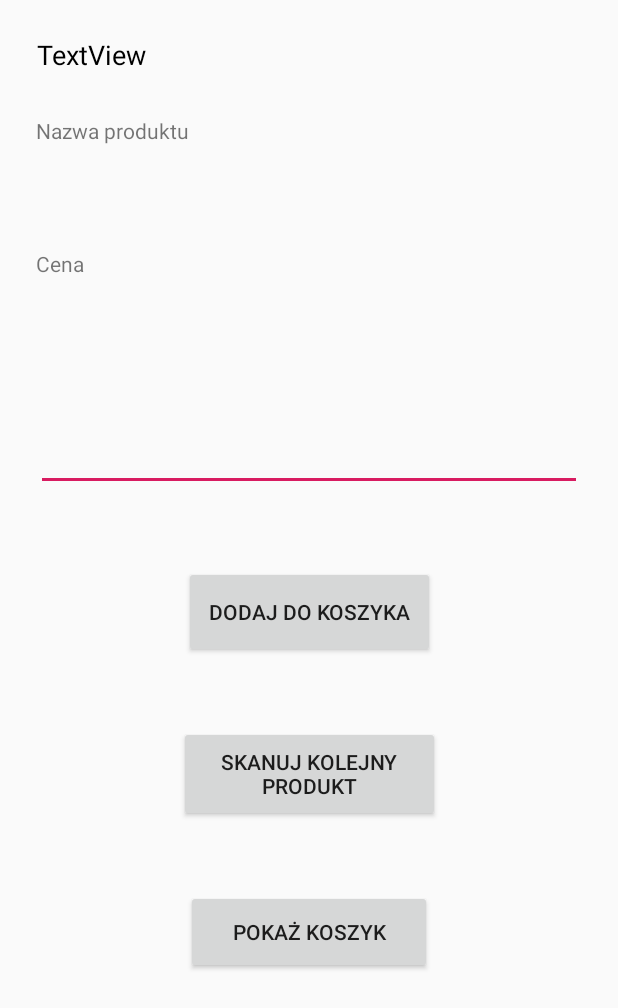
After one commit to ad-swiderek/Scan-and-Buy-Licencjat, an Android app: the layout activity_product_details.xml on its own in the app's theme, with its tools: preview values and no code run, on a phone screen of 412 x 824 dp. The commit adds this screen. Shown: the top 1008 px of the screen. Run offline under Robolectric (Android 15) with nearby library versions, the light colour scheme and no system bars.

Commit message:
Odczyt z bazy i zapis do koszyka

```diff
--- a/app/build.gradle
+++ b/app/build.gradle
@@ -35,5 +35,4 @@ dependencies {
     implementation 'com.android.support:recyclerview-v7:28.0.0-alpha1'
     implementation 'com.android.support:cardview-v7:28.0.0-alpha1'
     implementation group: 'com.google.firebase', name: 'firebase-core', version: '16.0.7'
-
 }
--- /dev/null
+++ b/app/src/main/res/layout/activity_product_details.xml
@@ -0,0 +1,145 @@
+<?xml version="1.0" encoding="utf-8"?>
+<layout xmlns:android="http://schemas.android.com/apk/res/android"
+    xmlns:tools="http://schemas.android.com/tools"
+    xmlns:app="http://schemas.android.com/apk/res-auto">
+
+    <android.support.constraint.ConstraintLayout
+        android:layout_width="match_parent"
+        android:layout_height="match_parent"
+        tools:context=".AddProductActivity">
+
+        <TextView
+            android:id="@+id/barcodeTextView"
+            android:layout_width="363dp"
+            android:layout_height="29dp"
+            android:layout_marginStart="24dp"
+            android:layout_marginLeft="24dp"
+            android:layout_marginTop="24dp"
+            android:layout_marginEnd="24dp"
+            android:layout_marginRight="24dp"
+            android:text="TextView"
+            android:textColor="@android:color/black"
+            android:textSize="18sp"
+            app:layout_constraintEnd_toEndOf="parent"
+            app:layout_constraintStart_toStartOf="parent"
+            app:layout_constraintTop_toTopOf="parent" />
+
+        <Button
+            android:id="@+id/addToCartBtn"
+            android:layout_width="167dp"
+            android:layout_height="61dp"
+            android:layout_marginStart="8dp"
+            android:layout_marginLeft="8dp"
+            android:layout_marginTop="50dp"
+            android:layout_marginEnd="8dp"
+            android:layout_marginRight="8dp"
+            android:text="Dodaj do koszyka"
+            app:layout_constraintEnd_toEndOf="parent"
+            app:layout_constraintStart_toStartOf="parent"
+            app:layout_constraintTop_toBottomOf="@+id/quantityEditText" />
+
+        <TextView
+            android:id="@+id/textView2"
+            android:layout_width="wrap_content"
+            android:layout_height="wrap_content"
+            android:layout_marginStart="24dp"
+            android:layout_marginLeft="24dp"
+            android:layout_marginTop="24dp"
+            app:layout_constraintStart_toStartOf="parent"
+            app:layout_constraintTop_toBottomOf="@+id/priceTextView" />
+
+        <TextView
+            android:id="@+id/textView3"
+            android:layout_width="wrap_content"
+            android:layout_height="wrap_content"
+            android:layout_marginStart="24dp"
+            android:layout_marginLeft="24dp"
+            android:layout_marginTop="24dp"
+            android:text="Cena"
+            app:layout_constraintStart_toStartOf="parent"
+            app:layout_constraintTop_toBottomOf="@+id/nameTextView" />
+
+        <TextView
+            android:id="@+id/textView4"
+            android:layout_width="wrap_content"
+            android:layout_height="wrap_content"
+            android:layout_marginStart="24dp"
+            android:layout_marginLeft="24dp"
+            android:layout_marginTop="24dp"
+            android:text="Nazwa produktu"
+            app:layout_constraintStart_toStartOf="parent"
+            app:layout_constraintTop_toBottomOf="@+id/barcodeTextView" />
+
+        <TextView
+            android:id="@+id/nameTextView"
+            android:layout_width="0dp"
+            android:layout_height="37dp"
+            android:layout_marginStart="24dp"
+            android:layout_marginLeft="24dp"
+            android:layout_marginTop="8dp"
+            android:layout_marginEnd="24dp"
+            android:layout_marginRight="24dp"
+            android:textColor="@android:color/black"
+            app:layout_constraintEnd_toEndOf="parent"
+            app:layout_constraintStart_toStartOf="parent"
+            app:layout_constraintTop_toBottomOf="@+id/textView4" />
+
+        <TextView
+            android:id="@+id/priceTextView"
+            android:layout_width="0dp"
+            android:layout_height="37dp"
+            android:layout_marginStart="24dp"
+            android:layout_marginLeft="24dp"
+            android:layout_marginTop="8dp"
+            android:layout_marginEnd="24dp"
+            android:layout_marginRight="24dp"
+            android:textColor="@android:color/black"
+            app:layout_constraintEnd_toEndOf="parent"
+            app:layout_constraintStart_toStartOf="parent"
+            app:layout_constraintTop_toBottomOf="@+id/textView3" />
+
+        <Button
+            android:id="@+id/scanBtn"
+            android:layout_width="174dp"
+            android:layout_height="64dp"
+            android:layout_marginStart="8dp"
+            android:layout_marginLeft="8dp"
+            android:layout_marginTop="45dp"
+            android:layout_marginEnd="8dp"
+            android:layout_marginRight="8dp"
+            android:text="Skanuj kolejny produkt"
+            app:layout_constraintEnd_toEndOf="parent"
+            app:layout_constraintStart_toStartOf="parent"
+            app:layout_constraintTop_toBottomOf="@+id/addToCartBtn" />
+
+        <Button
+            android:id="@+id/showCartBtn"
+            android:layout_width="164dp"
+            android:layout_height="56dp"
+            android:layout_marginStart="8dp"
+            android:layout_marginLeft="8dp"
+            android:layout_marginTop="45dp"
+            android:layout_marginEnd="8dp"
+            android:layout_marginRight="8dp"
+            android:text="Pokaż koszyk"
+            app:layout_constraintEnd_toEndOf="parent"
+            app:layout_constraintStart_toStartOf="parent"
+            app:layout_constraintTop_toBottomOf="@+id/scanBtn" />
+
+        <EditText
+            android:id="@+id/quantityEditText"
+            android:layout_width="0dp"
+            android:layout_height="wrap_content"
+            android:layout_marginStart="24dp"
+            android:layout_marginLeft="24dp"
+            android:layout_marginTop="8dp"
+            android:layout_marginEnd="24dp"
+            android:layout_marginRight="24dp"
+            android:ems="10"
+            android:inputType="numberDecimal"
+            app:layout_constraintEnd_toEndOf="parent"
+            app:layout_constraintStart_toStartOf="parent"
+            app:layout_constraintTop_toBottomOf="@+id/textView2" />
+
+    </android.support.constraint.ConstraintLayout>
+</layout>
```
Also changed, not shown: app/src/main/AndroidManifest.xml (+7 -3 lines), app/src/main/java/com/example/adrian/myapplication/AddProductActivity.java (+0 -31 lines), app/src/main/java/com/example/adrian/myapplication/CartActivity.java (renamed from app/src/main/java/com/example/adrian/myapplication/SearchProductActivity.java, +4 -25 lines), app/src/main/java/com/example/adrian/myapplication/MainActivity.java (+8 -5 lines), app/src/main/java/com/example/adrian/myapplication/ProductClass.java (+23 -0 lines), app/src/main/java/com/example/adrian/myapplication/ProductDetailsActivity.java (added, +126 -0 lines), app/src/main/res/layout/activity_cart.xml (added, +9 -0 lines), app/src/main/res/layout/activity_search_product.xml (deleted, +0 -40 lines), 1 other file.
